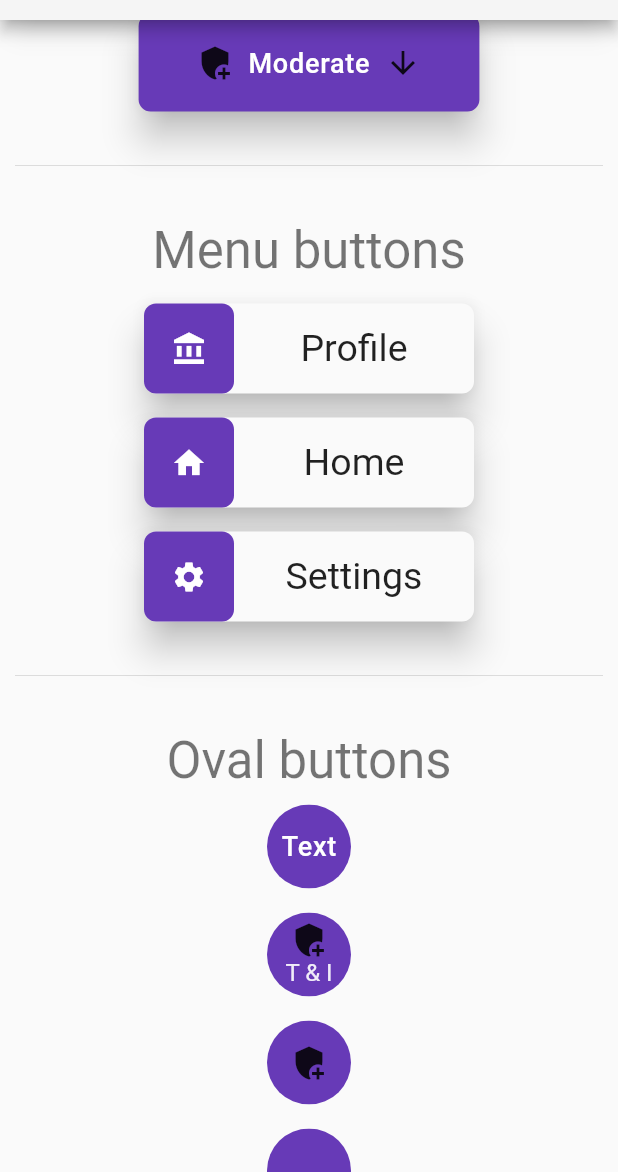
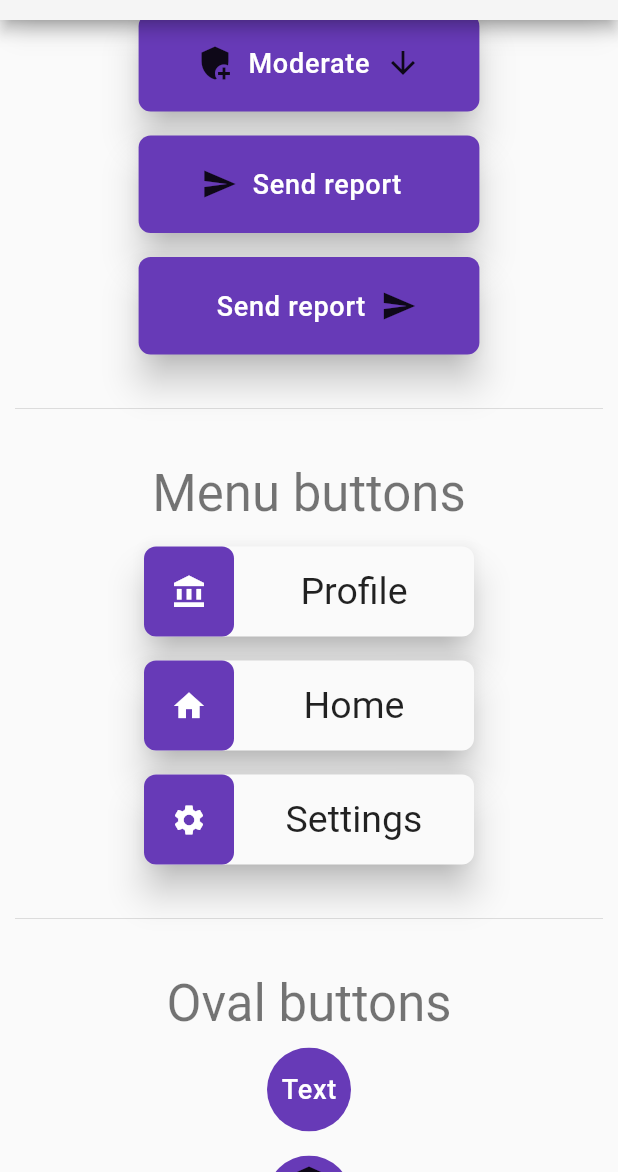
Before and after one commit to f0cuSsss/flutter_focUI_package, a Flutter app: the screen it shows after launch, scrolled down 1152 dp, on a phone screen of 412 x 824 dp, the part 64-1236 px from its top. Run offline on Flutter 3.47's test engine with Material 2 defaults, Android fonts, the phone set to English and light mode, and no system bars.

Commit message:
widgets example

```diff
--- a/example/lib/ui/screens/widget_list_screen.dart
+++ b/example/lib/ui/screens/widget_list_screen.dart
@@ -237,6 +237,32 @@ class _WidgetListScreenState extends State<WidgetListScreen> {
                         onTapped: () {},
                       ),
                     ),
+                    hSpaceRegular,
+                    Padding(
+                      padding: EdgeInsets.symmetric(
+                        horizontal: fGetPercentWidth(context, percentage: 20.0),
+                        vertical: 0,
+                      ),
+                      child: fBoxButton(
+                        title: 'Send report',
+                        height: 65,
+                        leadingIcon: const Icon(Icons.send),
+                        onTapped: () {},
+                      ),
+                    ),
+                    hSpaceRegular,
+                    Padding(
+                      padding: EdgeInsets.symmetric(
+                        horizontal: fGetPercentWidth(context, percentage: 20.0),
+                        vertical: 0,
+                      ),
+                      child: fBoxButton(
+                        title: 'Send report',
+                        height: 65,
+                        trailingIcon: const Icon(Icons.send),
+                        onTapped: () {},
+                      ),
+                    ),
                   ],
                 ),
                 hSpaceMedium,
```
